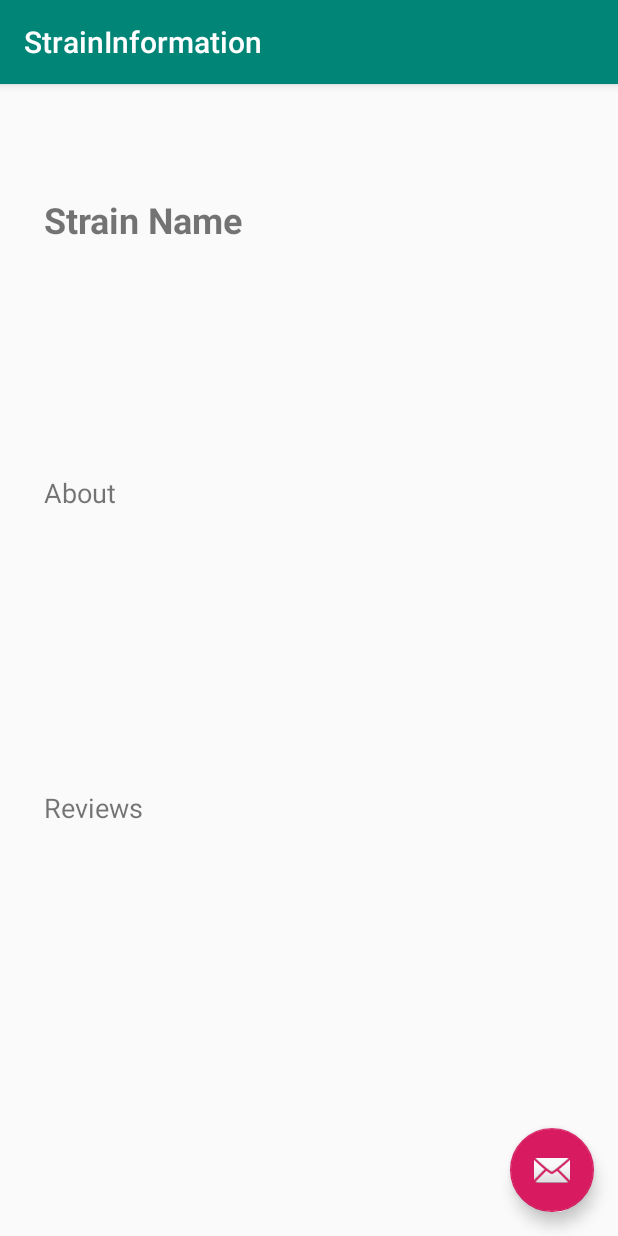
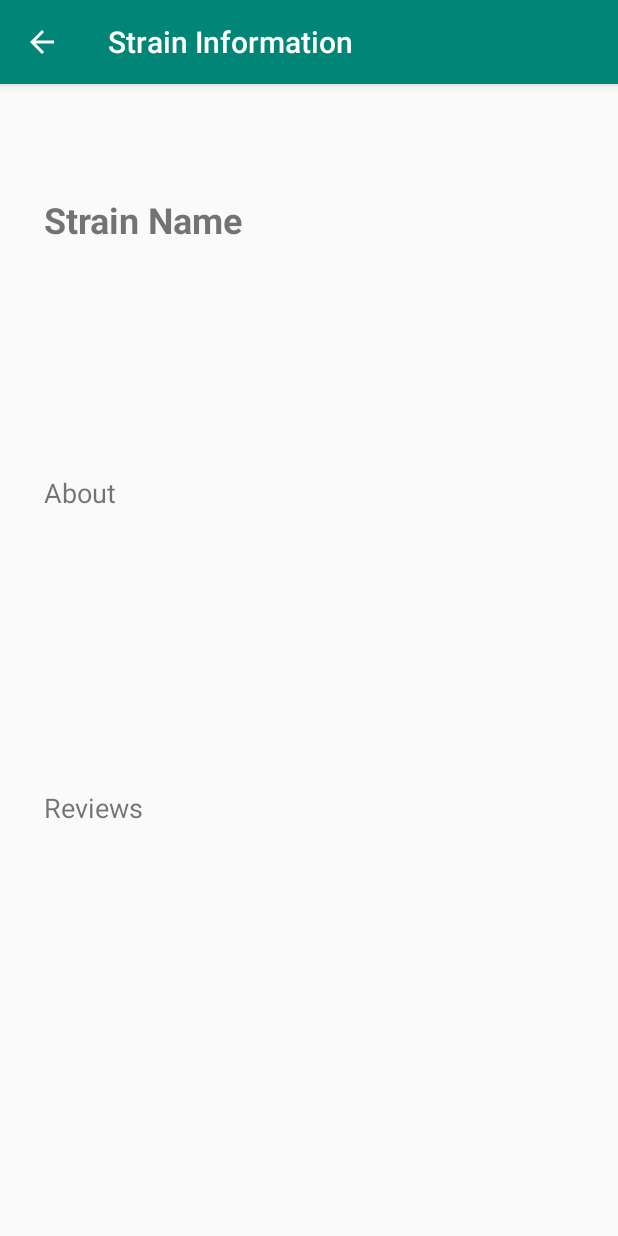
Before and after one commit to cottre54/Hello_World, an Android app: the StrainsNearYou screen opened directly, with no data from a screen before it, after a tap on "STRAIN 1", on a phone screen of 412 x 824 dp. Run offline under Robolectric (Android 15) with nearby library versions, the phone set to English and light mode, and no system bars.

Commit message:
fab hunt and back button V1

```diff
--- a/DankDelivery/app/src/main/AndroidManifest.xml
+++ b/DankDelivery/app/src/main/AndroidManifest.xml
@@ -16,11 +16,13 @@
         <activity
             android:name=".StrainInformation"
             android:label="@string/title_activity_strain_information"
-            android:theme="@style/AppTheme.NoActionBar" />
+            android:theme="@style/AppTheme.NoActionBar"
+            android:parentActivityName=".StrainsNearYou"/>
         <activity
             android:name=".StrainsNearYou"
             android:label="@string/title_activity_strains_near_you"
-            android:theme="@style/AppTheme.NoActionBar" />
+            android:theme="@style/AppTheme.NoActionBar"
+            android:parentActivityName=".Address_Page"/>
         <activity
             android:name=".Address_Page"
             android:label="@string/title_activity_address__page"
--- a/DankDelivery/app/src/main/java/com/example/dankdelivery/StrainInformation.java
+++ b/DankDelivery/app/src/main/java/com/example/dankdelivery/StrainInformation.java
@@ -3,6 +3,7 @@ package com.example.dankdelivery;
 import android.os.Bundle;
 import android.support.design.widget.FloatingActionButton;
 import android.support.design.widget.Snackbar;
+import android.support.v7.app.ActionBar;
 import android.support.v7.app.AppCompatActivity;
 import android.support.v7.widget.Toolbar;
 import android.view.View;
@@ -16,6 +17,10 @@ public class StrainInformation extends AppCompatActivity {
         Toolbar toolbar = findViewById(R.id.toolbar);
         setSupportActionBar(toolbar);
 
+        getSupportActionBar().setDisplayHomeAsUpEnabled(true);
+
+        ActionBar actionBar = getSupportActionBar();
+        actionBar.setTitle("Strain Information");
 
             }
         }
--- a/DankDelivery/app/src/main/java/com/example/dankdelivery/StrainsNearYou.java
+++ b/DankDelivery/app/src/main/java/com/example/dankdelivery/StrainsNearYou.java
@@ -4,6 +4,7 @@ import android.content.Intent;
 import android.os.Bundle;
 import android.support.design.widget.FloatingActionButton;
 import android.support.design.widget.Snackbar;
+import android.support.v7.app.ActionBar;
 import android.support.v7.app.AppCompatActivity;
 import android.support.v7.widget.Toolbar;
 import android.view.View;
@@ -17,6 +18,11 @@ public class StrainsNearYou extends AppCompatActivity {
         setContentView(R.layout.activity_strains_near_you);
         Toolbar toolbar = findViewById(R.id.toolbar);
         setSupportActionBar(toolbar);
+
+        getSupportActionBar().setDisplayHomeAsUpEnabled(true);
+
+        ActionBar actionBar = getSupportActionBar();
+        actionBar.setTitle("Strains Near You");
 
         Button btn_strain1 = (Button)findViewById(R.id.button_Strain1);
 
--- a/DankDelivery/app/src/main/res/layout/activity_strain_information.xml
+++ b/DankDelivery/app/src/main/res/layout/activity_strain_information.xml
@@ -22,12 +22,4 @@
 
     <include layout="@layout/content_strain_information" />
 
-    <android.support.design.widget.FloatingActionButton
-        android:id="@+id/fab"
-        android:layout_width="wrap_content"
-        android:layout_height="wrap_content"
-        android:layout_gravity="bottom|end"
-        android:layout_margin="@dimen/fab_margin"
-        app:srcCompat="@android:drawable/ic_dialog_email" />
-
 </android.support.design.widget.CoordinatorLayout>
```
Also changed, not shown: DankDelivery/app/src/main/res/layout/activity_filters_page.xml (+0 -8 lines), DankDelivery/app/src/main/res/layout/activity_main.xml (+0 -8 lines), DankDelivery/app/src/main/res/layout/activity_strains_near_you.xml (+0 -8 lines).
